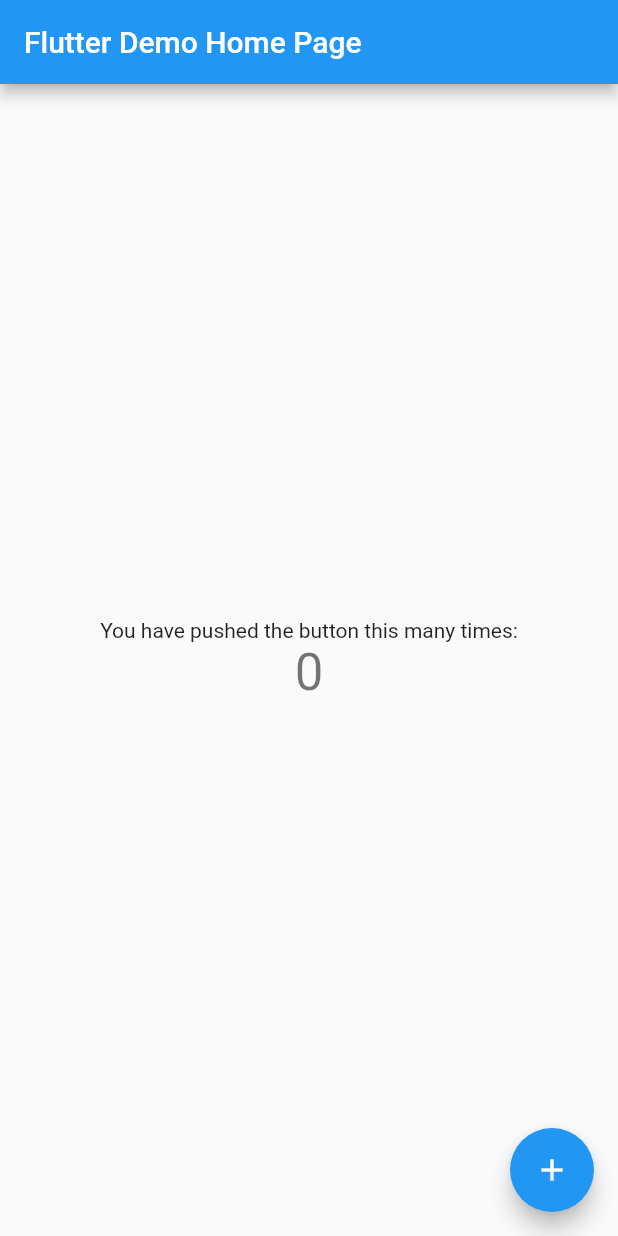
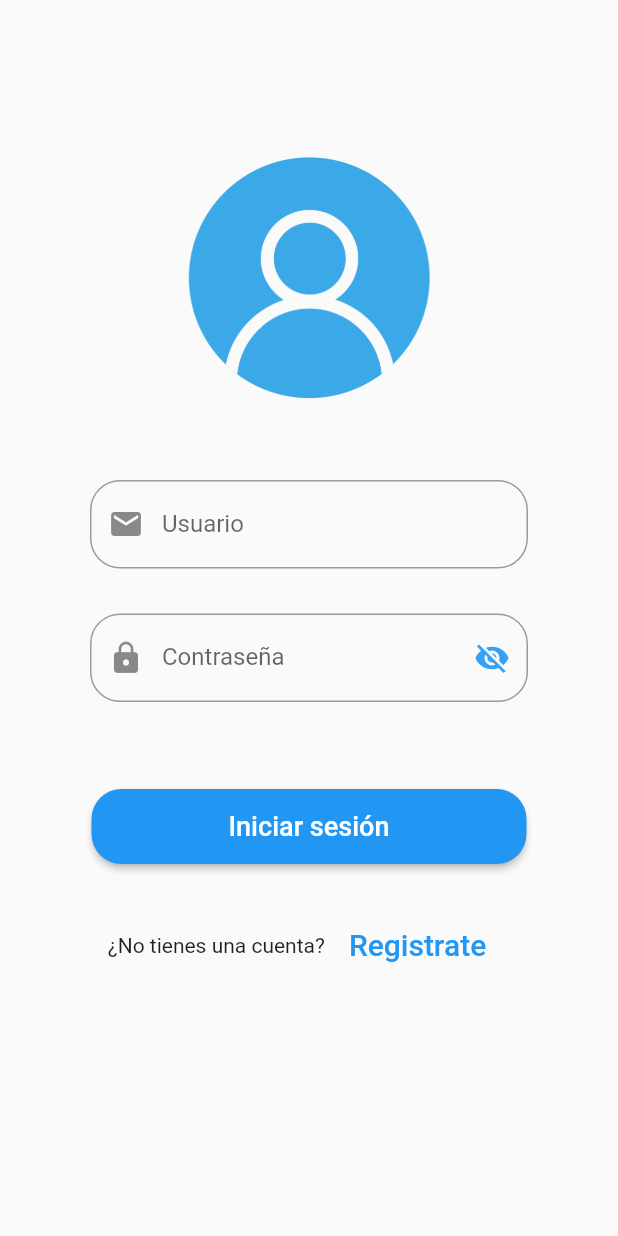
Before and after one commit to Eduardo0515/appMovil2, a Flutter app: the screen it shows after launch, on a phone screen of 412 x 824 dp. Run offline on Flutter 3.47's test engine with Material 2 defaults, Android fonts, the phone set to English and light mode, and no system bars; our stand-ins replace fluttertoast; accounts and stored records are empty.

Commit message:
first commit

```diff
--- a/lib/main.dart
+++ b/lib/main.dart
@@ -1,4 +1,5 @@
 import 'package:flutter/material.dart';
+import 'src/pages/login.dart';
 
 void main() {
   runApp(MyApp());
@@ -12,7 +13,7 @@
       theme: ThemeData(
         primarySwatch: Colors.blue,
       ),
-      home: MyHomePage(title: 'Flutter Demo Home Page'),
+      home: LoginPage(),
     );
   }
 }
--- /dev/null
+++ b/lib/src/models/Login.dart
@@ -0,0 +1,13 @@
+class Login{
+  String token;
+  int user_id;
+  String email;
+  String name;
+
+  Login(String token, int user_id, String email, String name){
+    this.token = token;
+    this.user_id = user_id;
+    this.email = email;
+    this.name = name;
+  }
+}
--- /dev/null
+++ b/lib/src/pages/login.dart
@@ -0,0 +1,197 @@
+import 'dart:convert';
+import 'dart:io';
+
+import 'package:appflutterc3movil/src/pages/home.dart';
+import 'package:appflutterc3movil/src/pages/register.dart';
+import 'package:flutter/material.dart';
+import 'package:http/http.dart' as http;
+import 'package:appflutterc3movil/src/models/Login.dart';
+import 'package:fluttertoast/fluttertoast.dart';
+
+
+class LoginPage extends StatefulWidget {
+  // Initially password is obscure
+  @override
+  State<StatefulWidget> createState() => new _State();
+}
+
+class _State extends State<LoginPage> {
+  Future<List<Login>> loginFinal;
+  Login loginD;
+
+  Future<List<Login>> postLogin(String user, String password) async{
+    List<Login> login = [];
+
+    String url = 'http://34.239.109.204/api/v1/login/';
+
+    Map<String, String> params = {
+      "username" : user,
+      "password" : password
+    };
+
+    Map<String, String> header = {
+      HttpHeaders.contentTypeHeader: "application/json",
+    };
+
+    Uri uri = Uri.parse(url);
+
+    final response = await http.post(uri, headers:header, body:jsonEncode(params));
+
+    if(response.statusCode == 200){
+      String body = utf8.decode(response.bodyBytes);
+      final jsonData = jsonDecode(body);
+
+      login.add(Login(jsonData['token'], jsonData['user_id'], jsonData['email'], jsonData['name']));
+      return login;
+    }
+  }
+
+  TextEditingController nameController = TextEditingController();
+  TextEditingController passwordController = TextEditingController();
+
+  bool hidePassword = true;
+  bool isApiCallProcess = false;
+  @override
+  void initState() {
+    super.initState();
+    //loginFinal = postLogin();
+  }
+
+  @override
+  Widget build(BuildContext context) {
+    return Scaffold(
+        /*appBar: AppBar(
+          title: Text('Login Screen App'),
+        ),*/
+      body: SingleChildScrollView(
+        child: Column(
+              children: <Widget>[
+                Container(
+                  alignment: Alignment.center,
+                  padding: EdgeInsets.fromLTRB(60,100,60,40),
+                child: Image.asset("assets/iconoLogin.png", width:170, height: 170),
+                ),
+                Container(
+                  padding: EdgeInsets.fromLTRB(60,10,60,20),
+                  child: TextField(
+                      controller: nameController,
+                      decoration: InputDecoration(
+                      prefixIcon: Icon(Icons.email),
+                      border: OutlineInputBorder(borderRadius: BorderRadius.circular(20.0)),
+                      labelText: 'Usuario',
+                    ),
+                  ),
+                ),
+                Container(
+                  padding: EdgeInsets.fromLTRB(60,10,60,10),
+                  child: TextField(
+                      obscureText: hidePassword,
+                      controller: passwordController,
+                      decoration: InputDecoration(
+                      prefixIcon: Icon(Icons.lock),
+                      border: OutlineInputBorder(borderRadius: BorderRadius.circular(20.0)),
+                      labelText: 'Contraseña',
+                      suffixIcon: IconButton(
+                        onPressed: () {
+                          setState(() {
+                            hidePassword = !hidePassword;
+                          });
+                        },
+                        color: Theme.of(context)
+                        .accentColor
+                        .withOpacity(0.9),
+                        icon: Icon(hidePassword
+                        ? Icons.visibility_off
+                        : Icons.visibility),
+                      ),
+                    ),
+                  ),
+                ),
+                FlatButton(
+                  onPressed: (){
+                    //forgot password screen
+                  },
+                  textColor: Colors.blue,
+                  //child: Text('Forgot Password'),
+                ),
+                Container(
+                  height: 50,
+                  width: 310,
+                  padding: EdgeInsets.fromLTRB(10, 0, 10, 0),
+                  child: RaisedButton(
+                    shape: new RoundedRectangleBorder(borderRadius: new BorderRadius.circular(20.0)),
+                    textColor: Colors.white,
+                    color: Colors.blue,
+                    child: Text('Iniciar sesión', style: TextStyle(fontSize: 18)),
+                    onPressed: () {
+                      print(nameController.text);
+                      print(passwordController.text);
+                      loginFinal = postLogin(nameController.text, passwordController.text);
+                      loginFinal.then((value) => {
+                        if(value == null){
+                          print("ERROR - Revise los datos ingresados"),
+                          Fluttertoast.showToast(
+                          msg: 'Revise los datos ingresados',
+                          toastLength: Toast.LENGTH_SHORT,
+                          gravity: ToastGravity.BOTTOM,
+                          timeInSecForIos: 1,
+                          backgroundColor: Colors.red,
+                          textColor: Colors.white,
+                          fontSize: 20.0
+                        )
+                        }else{
+                          print("OK - Inicio de sesion correcto"),
+                          print("Token user: "),
+                          print(value[0].token),
+                          loginD = Login(value[0].token, value[0].user_id, value[0].email, value[0].name),
+
+                          Fluttertoast.showToast(
+                          msg: 'Inicio de sesión correcto',
+                          toastLength: Toast.LENGTH_SHORT,
+                          gravity: ToastGravity.BOTTOM,
+                          timeInSecForIos: 1,
+                          backgroundColor: Colors.black,
+                          textColor: Colors.white,
+                          fontSize: 20.0
+                          ),
+                          Navigator.push(
+                            context,
+                            MaterialPageRoute(
+                            builder: (context) => Home(
+                            data: loginD,
+                          )),
+                          ),
+                        }
+                      });
+                    },
+                  )
+                ),
+                  Container(
+                    padding: EdgeInsets.all(30),
+                    child: Row(
+                      children: <Widget>[
+                        Text('¿No tienes una cuenta?',style: TextStyle(fontSize: 14)),
+                        FlatButton(
+                          textColor: Colors.blue,
+                          child: Text(
+                            'Registrate',
+                            style: TextStyle(fontSize: 20),
+                          ),
+                          onPressed: () {
+                            print("Regístrate");
+                            Navigator.push(
+                            context,
+                            MaterialPageRoute(builder: (context) => Register()),
+                            );
+                          },
+                        )
+                      ],
+                      mainAxisAlignment: MainAxisAlignment.center,
+                    )
+                  )
+              ],
+            )
+      )
+    );
+  }
+}
--- a/pubspec.yaml
+++ b/pubspec.yaml
@@ -33,6 +33,7 @@
 dev_dependencies:
   flutter_test:
     sdk: flutter
+  fluttertoast: ^3.1.0
 
 # For information on the generic Dart part of this file, see the
 # following page: https://dart.dev/tools/pub/pubspec
@@ -46,8 +47,8 @@
   uses-material-design: true
 
   # To add assets to your application, add an assets section, like this:
-  # assets:
-  #   - images/a_dot_burr.jpeg
+  assets:
+    - assets/iconoLogin.png
   #   - images/a_dot_ham.jpeg
 
   # An image asset can refer to one or more resolution-specific "variants", see
```
Also changed, not shown: lib/src/pages/home.dart (added, +29 -0 lines), lib/src/pages/register.dart (added, +15 -0 lines), assets/iconoLogin.png (added), pubspec.lock, 2 other files.
